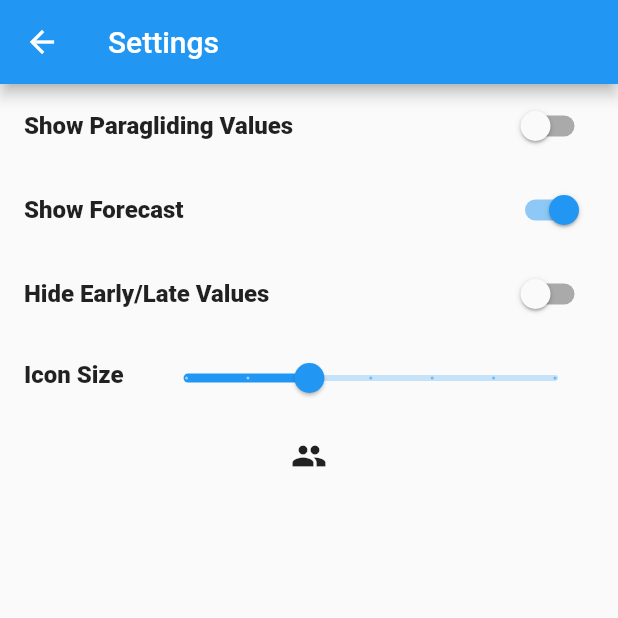
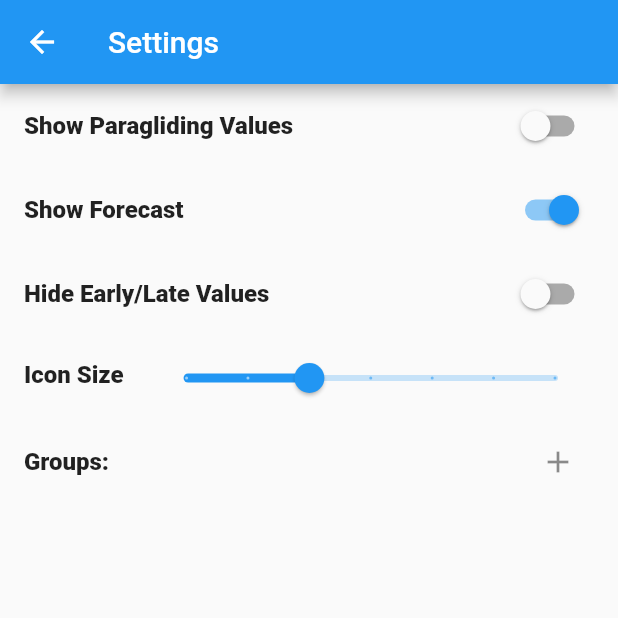
Before and after one commit to philseeley/wheretoflyapp, a Flutter app: the SettingsPage screen opened directly with empty values, after a tap on "Show Forecast", on a phone screen of 412 x 824 dp, the top half of it. Run offline on Flutter 3.47's test engine with Material 2 defaults, Android fonts, the phone set to English and light mode, and no system bars; our stand-ins replace cached_network_image, location; missing offline and left inert: great_circle_distance; network calls fail.

Commit message:
Moved the group list onto the setting page.

```diff
--- a/lib/SettingsPage.dart
+++ b/lib/SettingsPage.dart
@@ -1,6 +1,6 @@
 import 'package:flutter/material.dart';
 import 'Data.dart';
-import 'GroupsPage.dart';
+import 'GroupPage.dart';
 
 class SettingsPage extends StatefulWidget {
   final Settings settings;
@@ -18,42 +18,79 @@ class _SettingsState extends State<SettingsPage> {
   Widget build(BuildContext context) {
     Settings settings = widget.settings;
 
-    return(new Scaffold(
-      appBar: new AppBar(
-        title: new Text("Settings"),
-      ),
-      body: new ListView(children: <Widget>[
-        new SwitchListTile(title: new Text("Show Paragliding Values"), value: settings.showPGValues, onChanged: (bool value){
+    List<Widget> list = [
+      SwitchListTile(title: new Text("Show Paragliding Values"),
+        value: settings.showPGValues,
+        onChanged: (bool value) {
           setState(() {
             settings.showPGValues = value;
           });
         }),
-        new SwitchListTile(title: new Text("Show Forecast"), value: settings.showForecast, onChanged: (bool value){
+      new SwitchListTile(title: new Text("Show Forecast"),
+        value: settings.showForecast,
+        onChanged: (bool value) {
           setState(() {
             settings.showForecast = value;
           });
         }),
-        new SwitchListTile(title: new Text("Hide Early/Late Values"), value: settings.hideExtremes, onChanged: (bool value){
+      new SwitchListTile(title: new Text("Hide Early/Late Values"),
+        value: settings.hideExtremes,
+        onChanged: (bool value) {
           setState(() {
             settings.hideExtremes = value;
           });
         }),
       new ListTile(
         leading: new Text("Icon Size"),
-          title: new Slider(min: 30.0, max: 60.0, divisions: 6, value: settings.iconSize, onChanged: (double value){
+        title: new Slider(min: 30.0,
+          max: 60.0,
+          divisions: 6,
+          value: settings.iconSize,
+          onChanged: (double value) {
             setState(() {
               settings.iconSize = value;
             });
           }),
       ),
-        new IconButton(icon: new Icon(Icons.group), onPressed: () {
+      new ListTile(
+        title: Text('Groups:'),
+        trailing: IconButton(icon: Icon(Icons.add), onPressed: () {
+          Group g = Group();
+          g.name = 'new';
+          settings.groups.add(g);
+          Navigator.push(context, new MaterialPageRoute(builder: (context) {
+            return GroupPage(settings, widget.sites, g, true);
+          }));
+        }),
+      )
+    ];
+
+    for (Group group in settings.groups)
+      list.add(
+        new Dismissible(
+          key: new GlobalKey(),
+          secondaryBackground: new ListTile(trailing: new Icon(Icons.delete)),
+          background: new ListTile(leading: new Icon(Icons.delete)),
+          onDismissed: (direction) {
+            settings.groups.remove(group);
+          },
+          direction: DismissDirection.horizontal,
+          child: new ListTile(title: new Text(group.name), onTap: () {
             Navigator.push(
               context, new MaterialPageRoute(builder: (context) {
-            return new GroupsPage(settings, widget.sites);
-          }));
-        }),
+              return new GroupPage(settings, widget.sites, group, false);
+            })
+            );
+          }
+          )
+        )
+      );
 
-      ])
+    return(new Scaffold(
+      appBar: new AppBar(
+        title: new Text("Settings"),
+      ),
+      body: new ListView(children: list)
     ));
   }
 }
```
Also changed, not shown: lib/GroupPage.dart (renamed from lib/GroupsPage.dart, +0 -60 lines). Lines whose indentation alone changed are shown as unchanged.
